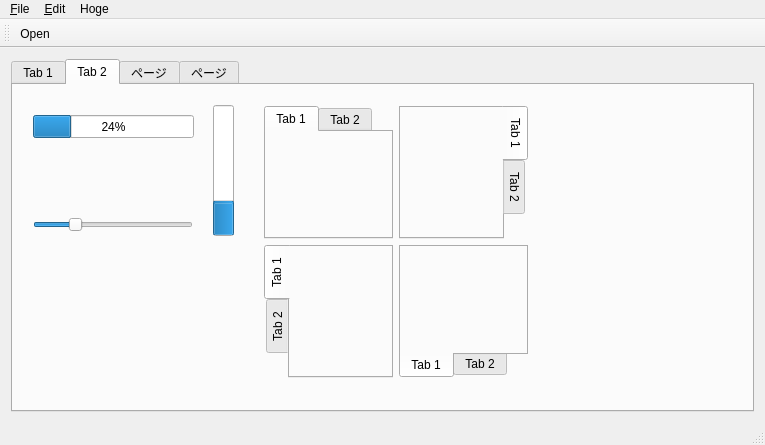
Old version of the form example/MainWindow.ui in the repository soramimi/QtDarkStyle.
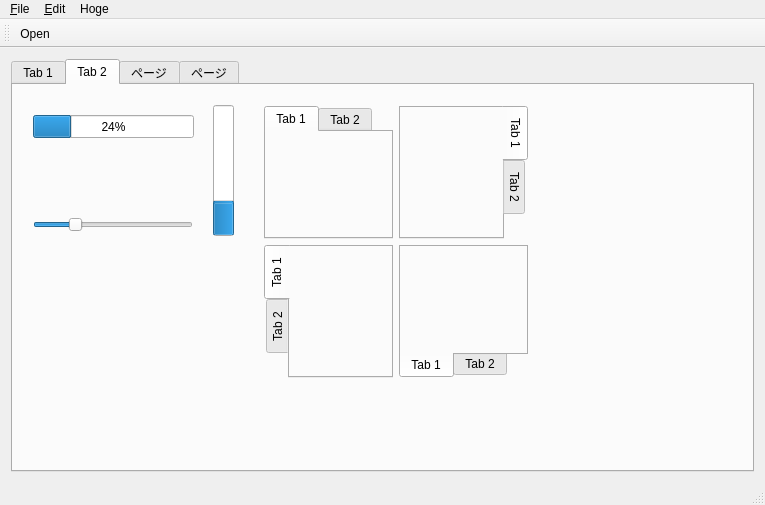
New version of the form. The open tabs and pages were chosen to show the change.

Commit message: Raspbian/PIXEL対応

```diff
--- a/example/MainWindow.ui
+++ b/example/MainWindow.ui
@@ -7,7 +7,7 @@
     <x>0</x>
     <y>0</y>
     <width>765</width>
-    <height>445</height>
+    <height>505</height>
    </rect>
   </property>
   <property name="windowTitle">
```
Left out of the diff: 4 changed lines with no effect on the pictures. The commit also changes 2 other files.
